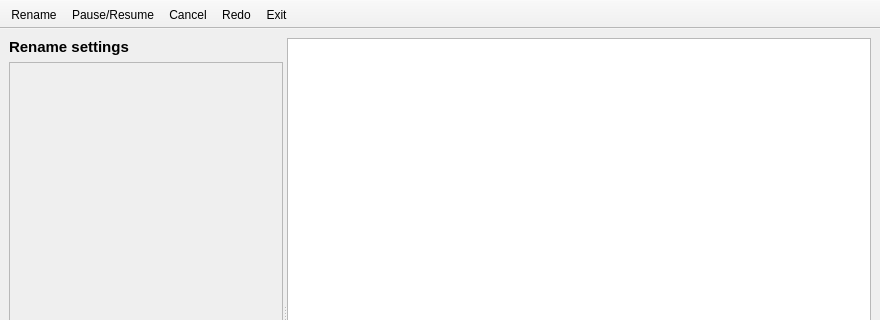
The window that MainWindow.ui (Takashi-Inoue/FileRenamer_Archived) describes before a commit, drawn with Qt 5; both pictures show x 0 to 880 and y 0 to 320 of the 880 by 620 pixel window.
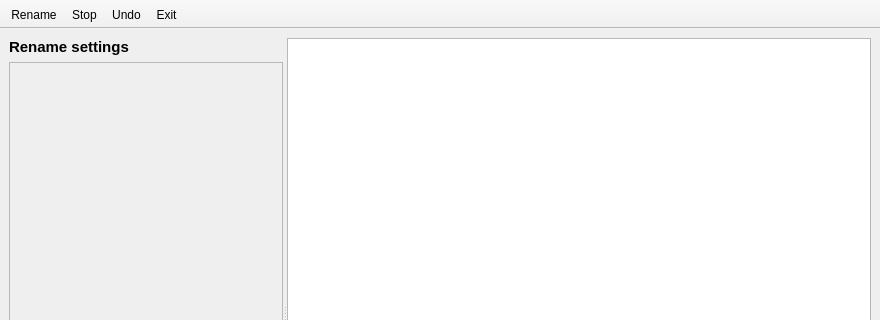
The same window after the commit. Icons and pictures are not drawn. Custom widgets are drawn as their Qt base class.

Commit message: Added: Undo renaming. Stop renaming.

```diff
--- a/MainWindow.ui
+++ b/MainWindow.ui
@@ -109,9 +109,8 @@
     <bool>false</bool>
    </attribute>
    <addaction name="actionRename"/>
-   <addaction name="actionPause"/>
-   <addaction name="actionCancel"/>
-   <addaction name="actionRedo"/>
+   <addaction name="actionStop"/>
+   <addaction name="actionUndo"/>
    <addaction name="actionExit"/>
   </widget>
   <action name="actionRename">
@@ -126,40 +125,28 @@
     <string>Start renaming</string>
    </property>
   </action>
-  <action name="actionPause">
-   <property name="icon">
-    <iconset resource="images.qrc">
-     <normaloff>:/res/images/pause.png</normaloff>:/res/images/pause.png</iconset>
-   </property>
-   <property name="text">
-    <string>Pause/Resume</string>
-   </property>
-   <property name="toolTip">
-    <string>Pause/Resume</string>
-   </property>
-  </action>
-  <action name="actionCancel">
+  <action name="actionStop">
    <property name="icon">
     <iconset resource="images.qrc">
      <normaloff>:/res/images/stop.png</normaloff>:/res/images/stop.png</iconset>
    </property>
    <property name="text">
-    <string>Cancel</string>
+    <string>Stop</string>
    </property>
    <property name="toolTip">
-    <string>Cancel renaming</string>
+    <string>Stop renaming</string>
    </property>
   </action>
-  <action name="actionRedo">
+  <action name="actionUndo">
    <property name="icon">
     <iconset resource="images.qrc">
      <normaloff>:/res/images/backward.png</normaloff>:/res/images/backward.png</iconset>
    </property>
    <property name="text">
-    <string>Redo</string>
+    <string>Undo</string>
    </property>
    <property name="toolTip">
-    <string>Redo renaming</string>
+    <string>Undo renaming</string>
    </property>
   </action>
   <action name="actionExit">
```
The commit also changes 12 other files.
